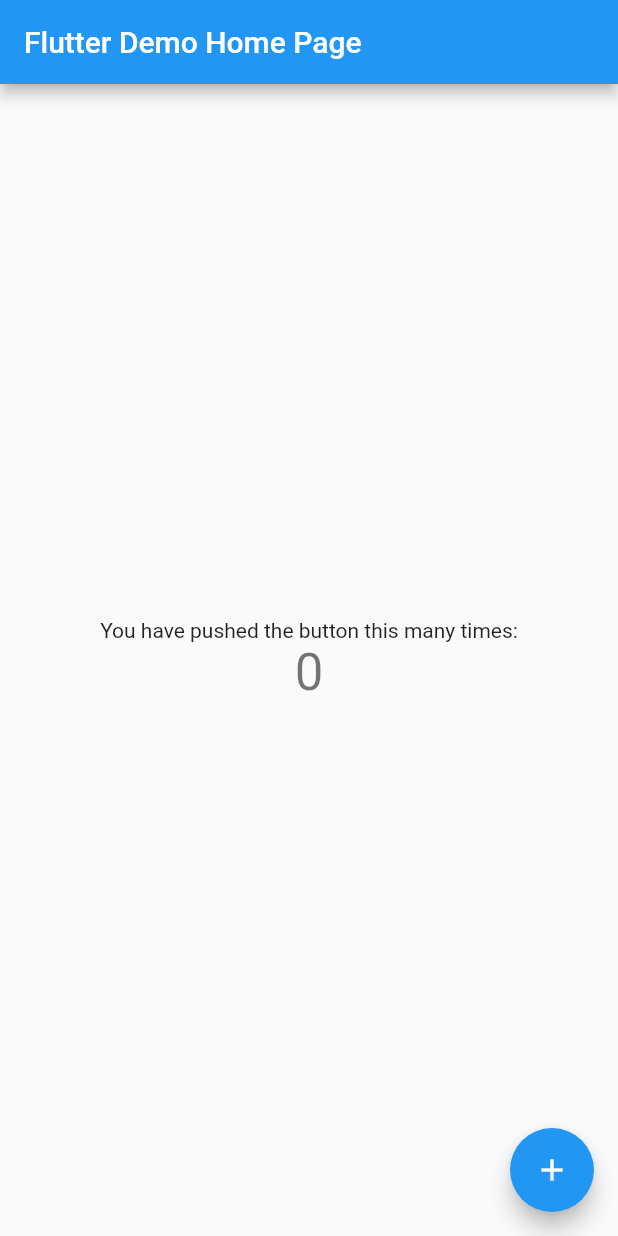
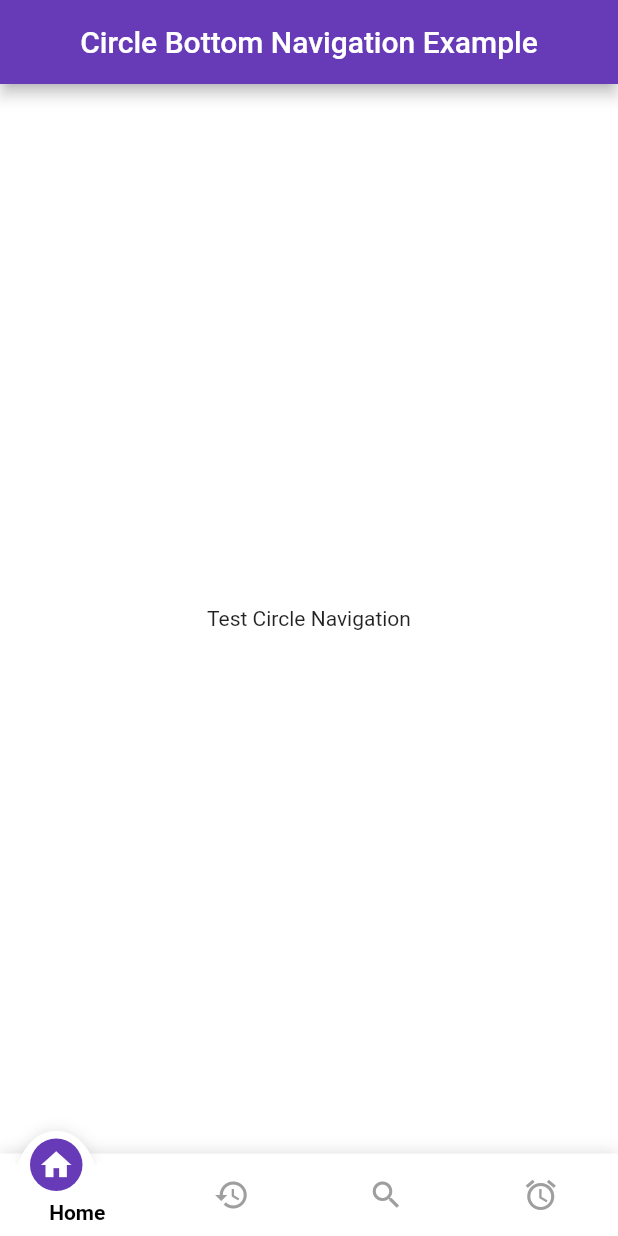
Before and after one commit to jeaanlucas/circle_bottom_navigation, a Flutter app: the screen it shows after launch, on a phone screen of 412 x 824 dp. Run offline on Flutter 3.47's test engine with Material 2 defaults, Android fonts, the phone set to English and light mode, and no system bars.

Commit message:
Finalized example.

```diff
--- a/example/lib/main.dart
+++ b/example/lib/main.dart
@@ -1,111 +1,84 @@
+import 'package:circle_bottom_navigation/circle_bottom_navigation.dart';
+import 'package:circle_bottom_navigation/widgets/tab_data.dart';
 import 'package:flutter/material.dart';
 
 void main() => runApp(MyApp());
 
 class MyApp extends StatelessWidget {
-  // This widget is the root of your application.
   @override
   Widget build(BuildContext context) {
     return MaterialApp(
+      debugShowCheckedModeBanner: false,
       title: 'Flutter Demo',
       theme: ThemeData(
-        // This is the theme of your application.
-        //
-        // Try running your application with "flutter run". You'll see the
-        // application has a blue toolbar. Then, without quitting the app, try
-        // changing the primarySwatch below to Colors.green and then invoke
-        // "hot reload" (press "r" in the console where you ran "flutter run",
-        // or simply save your changes to "hot reload" in a Flutter IDE).
-        // Notice that the counter didn't reset back to zero; the application
-        // is not restarted.
-        primarySwatch: Colors.blue,
+        primarySwatch: Colors.deepPurple,
       ),
-      home: MyHomePage(title: 'Flutter Demo Home Page'),
+      home: MyHomePage(),
     );
   }
 }
 
 class MyHomePage extends StatefulWidget {
-  MyHomePage({Key key, this.title}) : super(key: key);
-
-  // This widget is the home page of your application. It is stateful, meaning
-  // that it has a State object (defined below) that contains fields that affect
-  // how it looks.
-
-  // This class is the configuration for the state. It holds the values (in this
-  // case the title) provided by the parent (in this case the App widget) and
-  // used by the build method of the State. Fields in a Widget subclass are
-  // always marked "final".
-
-  final String title;
-
   @override
   _MyHomePageState createState() => _MyHomePageState();
 }
 
 class _MyHomePageState extends State<MyHomePage> {
-  int _counter = 0;
-
-  void _incrementCounter() {
-    setState(() {
-      // This call to setState tells the Flutter framework that something has
-      // changed in this State, which causes it to rerun the build method below
-      // so that the display can reflect the updated values. If we changed
-      // _counter without calling setState(), then the build method would not be
-      // called again, and so nothing would appear to happen.
-      _counter++;
-    });
-  }
+  int currentPage = 0;
+  GlobalKey bottomNavigationKey = GlobalKey();
 
   @override
   Widget build(BuildContext context) {
-    // This method is rerun every time setState is called, for instance as done
-    // by the _incrementCounter method above.
-    //
-    // The Flutter framework has been optimized to make rerunning build methods
-    // fast, so that you can just rebuild anything that needs updating rather
-    // than having to individually change instances of widgets.
     return Scaffold(
       appBar: AppBar(
-        // Here we take the value from the MyHomePage object that was created by
-        // the App.build method, and use it to set our appbar title.
-        title: Text(widget.title),
-      ),
-      body: Center(
-        // Center is a layout widget. It takes a single child and positions it
-        // in the middle of the parent.
-        child: Column(
-          // Column is also a layout widget. It takes a list of children and
-          // arranges them vertically. By default, it sizes itself to fit its
-          // children horizontally, and tries to be as tall as its parent.
-          //
-          // Invoke "debug painting" (press "p" in the console, choose the
-          // "Toggle Debug Paint" action from the Flutter Inspector in Android
-          // Studio, or the "Toggle Debug Paint" command in Visual Studio Code)
-          // to see the wireframe for each widget.
-          //
-          // Column has various properties to control how it sizes itself and
-          // how it positions its children. Here we use mainAxisAlignment to
-          // center the children vertically; the main axis here is the vertical
-          // axis because Columns are vertical (the cross axis would be
-          // horizontal).
-          mainAxisAlignment: MainAxisAlignment.center,
-          children: <Widget>[
-            Text(
-              'You have pushed the button this many times:',
-            ),
-            Text(
-              '$_counter',
-              style: Theme.of(context).textTheme.display1,
-            ),
-          ],
+        title: Center(
+          child: Text(
+            'Circle Bottom Navigation Example',
+          ),
         ),
       ),
-      floatingActionButton: FloatingActionButton(
-        onPressed: _incrementCounter,
-        tooltip: 'Increment',
-        child: Icon(Icons.add),
-      ), // This trailing comma makes auto-formatting nicer for build methods.
+      body: Container(
+        decoration: BoxDecoration(
+          color: Colors.white,
+        ),
+        child: Center(
+          child: Text(
+            'Test Circle Navigation'
+          ),
+        ),
+      ),
+      bottomNavigationBar: CircleBottomNavigation(
+        circleSize: 35,
+        arcHeight: 45,
+        arcWidth: 75,
+        barHeight: 55,
+        initialSelection: currentPage,
+        inactiveIconColor: Colors.grey,
+        textColor: Colors.black,
+        tabs: [
+          TabData(
+            iconData: Icons.home,
+            title: "Home",
+          ),
+          TabData(
+            iconData: Icons.history,
+            title: "History",
+          ),
+          TabData(
+            iconData: Icons.search,
+            title: "Search",
+          ),
+          TabData(
+            iconData: Icons.alarm,
+            title: "Alarm",
+          ),
+        ],
+        onTabChangedListener: (index) {
+          setState(() {
+            currentPage = index;
+          });
+        },
+      ),
     );
   }
 }
```
